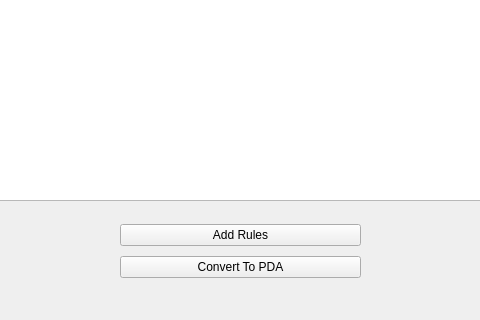
Ahmed-Sameh-MM/Automata-Project, file UI Files/CFGInput.ui: the form before one commit; both pictures show x 250 to 730 and y 380 to 700 of the 1000 by 700 pixel window.
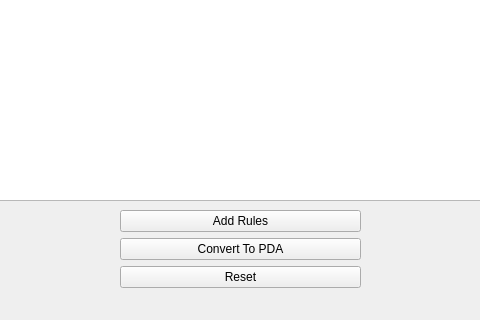
The form after the commit. Icons and pictures are not drawn.

Commit message: Added CFG to PDA GUI and some Error Handling

The edit to the form file:
```diff
--- a/UI Files/CFGInput.ui
+++ b/UI Files/CFGInput.ui
@@ -106,9 +106,9 @@
       <property name="geometry">
        <rect>
         <x>10</x>
-        <y>30</y>
+        <y>20</y>
         <width>241</width>
-        <height>64</height>
+        <height>81</height>
        </rect>
       </property>
       <layout class="QVBoxLayout" name="verticalLayout_4">
@@ -126,6 +126,13 @@
          </property>
         </widget>
        </item>
+       <item>
+        <widget class="QPushButton" name="resetBtn">
+         <property name="text">
+          <string>Reset</string>
+         </property>
+        </widget>
+       </item>
       </layout>
      </widget>
     </widget>
```
Left out of the diff: 19 changed lines with no effect on the pictures. The commit also changes 2 other files.
